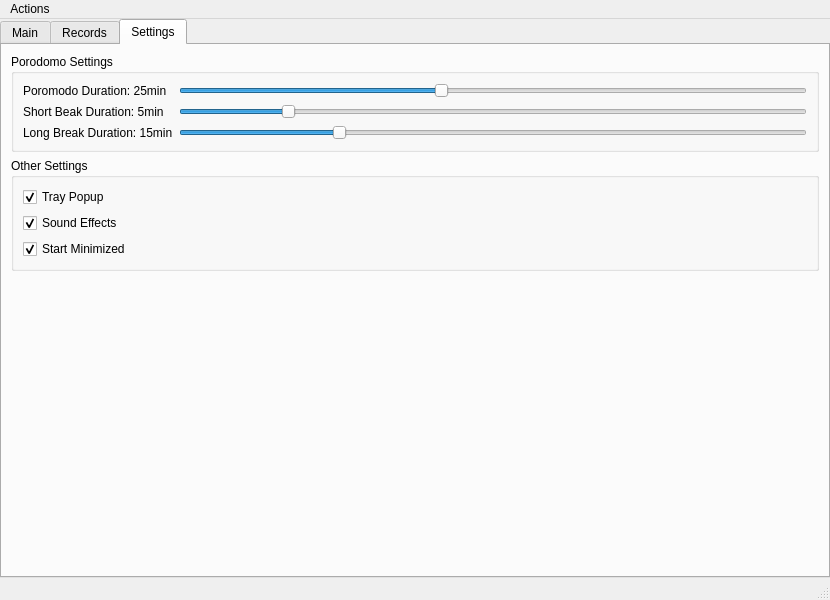
Qt form mainwindow.ui (jicewarwick/ScheduleRecoder) before a commit.
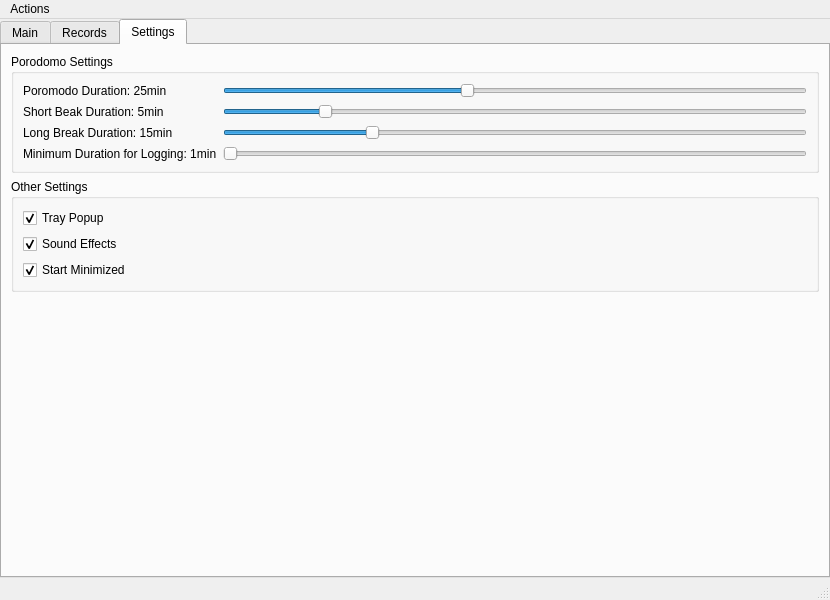
The same form after that commit. The open tabs and pages were chosen to show the change. Icons and pictures are not drawn.

Commit message: Add activity duration threshold

What changed in the file:
```diff
--- a/mainwindow.ui
+++ b/mainwindow.ui
@@ -335,6 +335,23 @@
              </property>
             </widget>
            </item>
+           <item row="3" column="0">
+            <widget class="QLabel" name="min_logging_duration_label">
+             <property name="text">
+              <string>Minimum Duration for Logging: 1min</string>
+             </property>
+            </widget>
+           </item>
+           <item row="3" column="1">
+            <widget class="QSlider" name="min_duration_slider">
+             <property name="maximum">
+              <number>5</number>
+             </property>
+             <property name="orientation">
+              <enum>Qt::Horizontal</enum>
+             </property>
+            </widget>
+           </item>
           </layout>
          </widget>
         </item>
```
Left out of the diff: 40 changed lines with no effect on the pictures. The commit also changes 5 other files.
